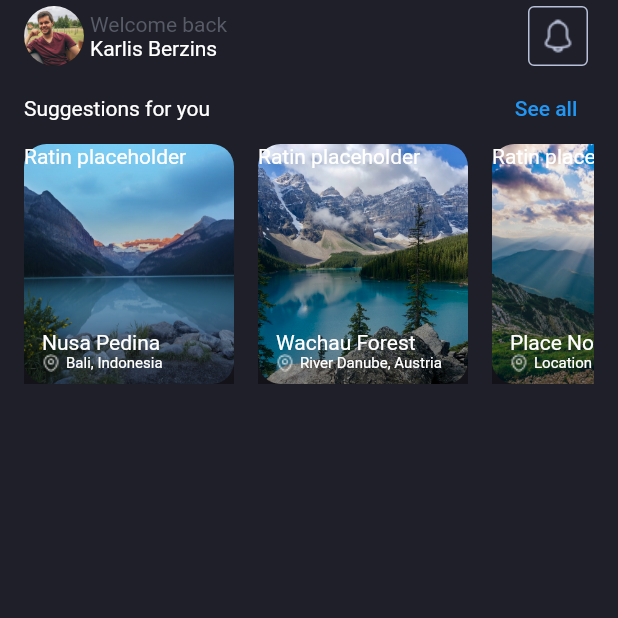
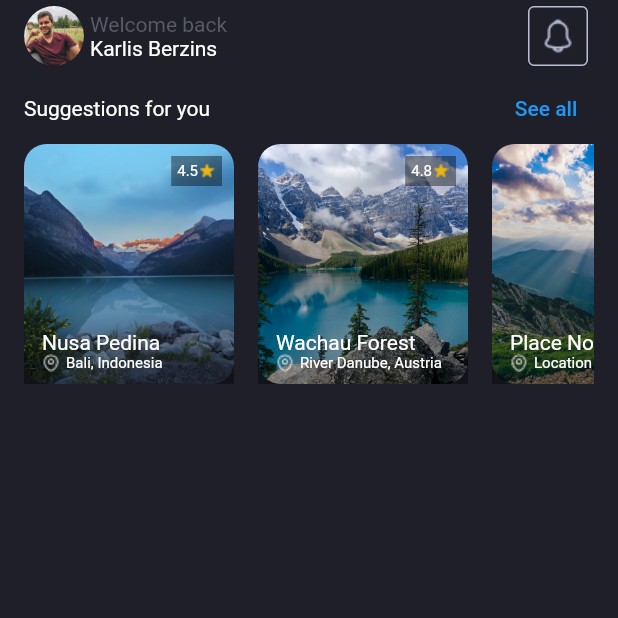
Before and after one commit to berzinsk/ui_tour_booking_app_flutter, a Flutter app: the screen it shows after launch, on a phone screen of 412 x 824 dp, the top half of it. Run offline on Flutter 3.47's test engine with Material 2 defaults, Android fonts, the light colour scheme and no system bars.

Commit message:
Update rating section UI for card

```diff
--- a/lib/components/suggestion_item.dart
+++ b/lib/components/suggestion_item.dart
@@ -37,8 +37,30 @@ class SuggestionItem extends StatelessWidget {
           mainAxisAlignment: MainAxisAlignment.spaceBetween,
           children: [
             Row(
-              children: const [
-                Text('Ratin placeholder'),
+              mainAxisAlignment: MainAxisAlignment.end,
+              children: [
+                Padding(
+                  padding: const EdgeInsets.only(top: 8.0, right: 8.0),
+                  child: Container(
+                    color: Colors.black.withOpacity(0.4),
+                    child: Padding(
+                      padding: const EdgeInsets.all(4.0),
+                      child: Row(
+                        children: [
+                          Text(
+                            '${suggestion.rating}',
+                            style: const TextStyle(fontSize: 10.0),
+                          ),
+                          const Image(
+                            image: AssetImage('asset/images/star.png'),
+                            width: 12.0,
+                            height: 12.0,
+                          )
+                        ],
+                      ),
+                    ),
+                  ),
+                ),
               ],
             ),
             Padding(
```
Also changed, not shown: asset/images/star.png (added).
